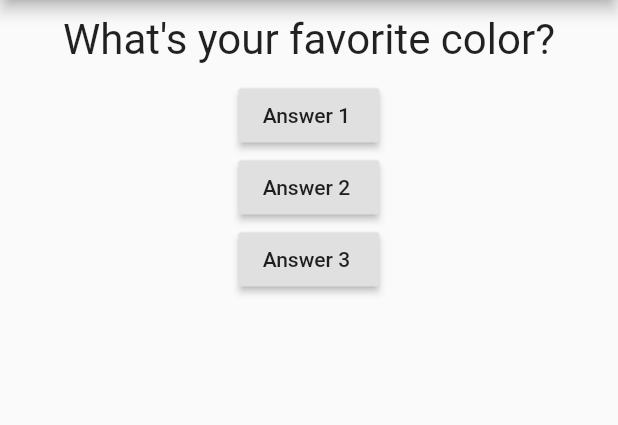
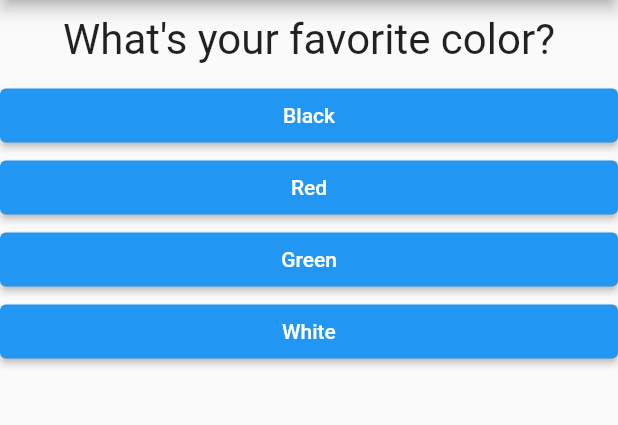
Before and after one commit to n3k00/learning_lessons, a Flutter app: the screen it shows after launch, on a phone screen of 412 x 824 dp, the part 84-509 px from its top. Run offline on Flutter 3.47's test engine with Material 2 defaults, Android fonts, the phone set to English and light mode, and no system bars; missing offline and left inert: dart:ffi.

Commit message:
added answer mapping

```diff
--- /dev/null
+++ b/first_app/lib/answer.dart
@@ -0,0 +1,27 @@
+import 'dart:ffi';
+
+import 'package:flutter/material.dart';
+
+class Answer extends StatelessWidget {
+  final VoidCallback selectHandler;
+  final String answerText;
+
+  Answer(this.selectHandler, this.answerText);
+
+  @override
+  Widget build(BuildContext context) {
+    return Container(
+      width: double.infinity,
+      child: ElevatedButton(
+        style: ElevatedButton.styleFrom(
+          primary: Colors.blue
+        ),
+        onPressed: selectHandler,
+        child: Text(
+          answerText,
+          style: TextStyle(color: Colors.white),
+        ),
+      ),
+    );
+  }
+}
--- a/first_app/lib/main.dart
+++ b/first_app/lib/main.dart
@@ -1,3 +1,4 @@
+import 'package:first_app/answer.dart';
 import 'package:first_app/question.dart';
 import 'package:flutter/material.dart';
 
@@ -8,22 +9,33 @@ class MyApp extends StatefulWidget {
   State<StatefulWidget> createState() {
     return _MyAppState();
   }
+}
 
-}
-class _MyAppState extends State<MyApp>{
+class _MyAppState extends State<MyApp> {
   var _questionIndex = 0;
 
-  void _answerQuestion(){
-    setState((){
-      _questionIndex = _questionIndex+1;
+  void _answerQuestion() {
+    setState(() {
+      _questionIndex = _questionIndex + 1;
     });
     print(_questionIndex);
   }
+
   @override
   Widget build(BuildContext context) {
     var questions = [
-      'What\'s your favorite color?',
-      'What\'s your favorite animal?',
+      {
+        'questionText': 'What\'s your favorite color?',
+        'answers': ['Black', 'Red', 'Green', 'White'],
+      },
+      {
+        'questionText': 'What\'s your favorite animal?',
+        'answers': ['Rabbit', 'Snake', 'Elephant', 'Lion'],
+      },
+      {
+        'questionText': 'Who\'s your favorite instructor?',
+        'answers': ['Max', 'Max', 'Max', 'Max'],
+      },
     ];
     return MaterialApp(
       debugShowCheckedModeBanner: false,
@@ -33,21 +45,12 @@ class _MyAppState extends State<MyApp>{
         ),
         body: Column(
           children: [
-            Question(questions.elementAt(_questionIndex)),
-            RaisedButton(
-              onPressed: _answerQuestion,
-              child: Text("Answer 1 "),
-            ),
-            RaisedButton(
-              onPressed: ()=>print("Answer 2 chosen!"),
-              child: Text("Answer 2 "),
-            ),
-            RaisedButton(
-              onPressed: () {
-                print("Answer 3 chosen!");
+            Question(questions[_questionIndex]['questionText'].toString()),
+            ...(questions[_questionIndex]['answers'] as List<String>).map(
+              (answer) {
+                return Answer(_answerQuestion, answer);
               },
-              child: Text("Answer 3 "),
-            ),
+            ).toList(),
           ],
         ),
       ),
```
